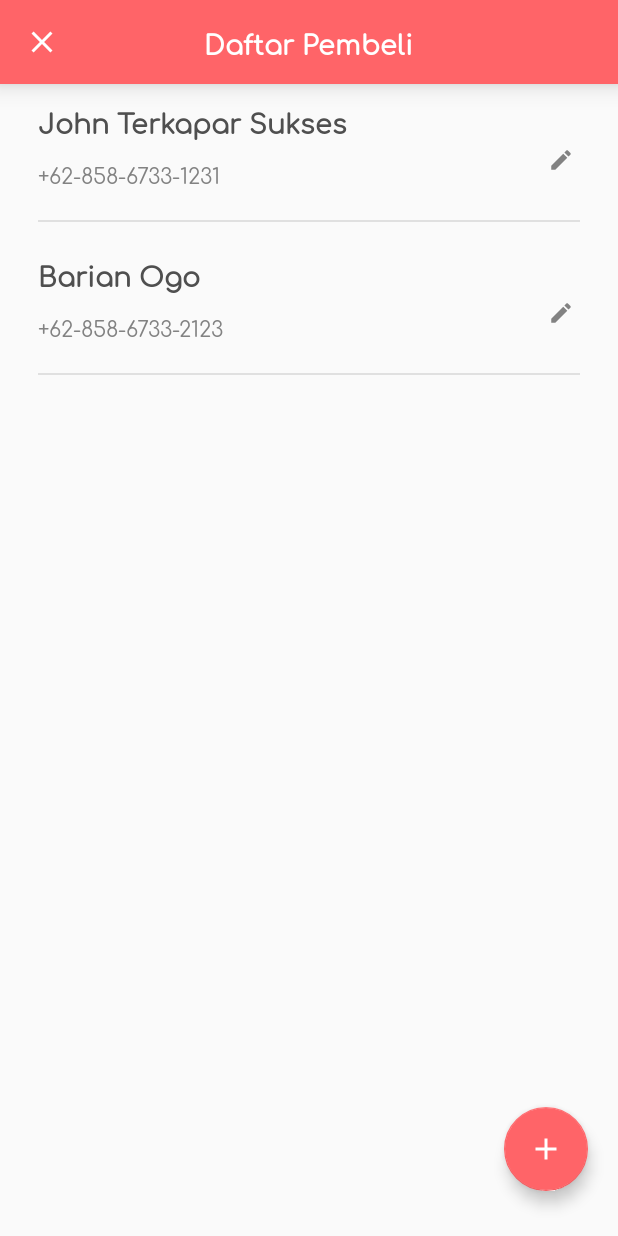
After one commit to ajirea/safarea-project, an Android app: the BuyerActivity screen opened directly, with no data from a screen before it, on a phone screen of 412 x 824 dp. The commit adds this screen. Run offline under Robolectric (Android 15) with nearby library versions, the phone set to English and light mode, and no system bars.

Commit message:
BuyerActivity: Daftar pembeli

```diff
--- a/app/build.gradle
+++ b/app/build.gradle
@@ -39,4 +39,10 @@ dependencies {
     // Java language implementation
     implementation "androidx.navigation:navigation-fragment:$nav_version"
     implementation "androidx.navigation:navigation-ui:$nav_version"
+
+    // recyclerview
+    implementation "androidx.recyclerview:recyclerview:1.1.0"
+    // For control over item selection of both touch and mouse driven selection
+    implementation "androidx.recyclerview:recyclerview-selection:1.1.0-beta01"
+    // endrecyclerview
 }
--- a/app/src/main/AndroidManifest.xml
+++ b/app/src/main/AndroidManifest.xml
@@ -9,7 +9,8 @@
         android:roundIcon="@mipmap/ic_launcher_round"
         android:supportsRtl="true"
         android:theme="@style/AppTheme">
-        <activity android:name=".SettingActivity"></activity>
+        <activity android:name=".BuyerActivity"></activity>
+        <activity android:name=".SettingActivity" />
         <activity android:name=".LoginActivity" />
         <activity android:name=".MainActivity">
             <intent-filter>
--- /dev/null
+++ b/app/src/main/java/my/id/satria/safarea/BuyerActivity.java
@@ -0,0 +1,60 @@
+package my.id.satria.safarea;
+
+import androidx.appcompat.app.AppCompatActivity;
+import androidx.recyclerview.widget.LinearLayoutManager;
+import androidx.recyclerview.widget.RecyclerView;
+import my.id.satria.safarea.adapters.BuyerListAdapter;
+import my.id.satria.safarea.data.BuyerItem;
+import my.id.satria.safarea.helpers.ToolbarHelper;
+
+import android.os.Bundle;
+
+import java.util.ArrayList;
+
+public class BuyerActivity extends AppCompatActivity {
+
+    private ToolbarHelper toolbarHelper;
+    private RecyclerView mRecyclerView;
+    private RecyclerView.Adapter mAdapter;
+    private RecyclerView.LayoutManager mLayoutManager;
+
+    @Override
+    protected void onCreate(Bundle savedInstanceState) {
+        super.onCreate(savedInstanceState);
+        setContentView(R.layout.activity_buyer);
+
+        // atur custom toolbar
+        toolbarHelper = new ToolbarHelper(this);
+        toolbarHelper.initToolbar();
+
+        // recyclerview buyer
+        mRecyclerView = findViewById(R.id.buyerListRecyclerView);
+        mLayoutManager = new LinearLayoutManager(this);
+        mAdapter = new BuyerListAdapter(exampleBuyerData());
+
+        mRecyclerView.setLayoutManager(mLayoutManager);
+        mRecyclerView.setAdapter(mAdapter);
+    }
+
+    @Override
+    public boolean onSupportNavigateUp() {
+        onBackPressed();
+        return super.onSupportNavigateUp();
+    }
+
+    /**
+     * Contoh data untuk pembeli
+     * @return ArrayList<BuyerItem>
+     */
+    private ArrayList<BuyerItem> exampleBuyerData() {
+        ArrayList<BuyerItem> exBuyers = new ArrayList<>();
+
+        BuyerItem buyer1 = new BuyerItem(1, 1, "John Terkapar Sukses", "+62-858-6733-1231");
+        BuyerItem buyer2 = new BuyerItem(1, 1, "Barian Ogo", "+62-858-6733-2123");
+
+        exBuyers.add(buyer1);
+        exBuyers.add(buyer2);
+
+        return exBuyers;
+    }
+}
--- /dev/null
+++ b/app/src/main/java/my/id/satria/safarea/adapters/BuyerListAdapter.java
@@ -0,0 +1,60 @@
+package my.id.satria.safarea.adapters;
+
+import android.view.LayoutInflater;
+import android.view.View;
+import android.view.ViewGroup;
+import android.widget.ImageButton;
+import android.widget.TextView;
+
+import java.util.ArrayList;
+
+import androidx.annotation.NonNull;
+import androidx.recyclerview.widget.RecyclerView;
+import my.id.satria.safarea.R;
+import my.id.satria.safarea.data.BuyerItem;
+
+public class BuyerListAdapter extends RecyclerView.Adapter<BuyerListAdapter.BuyerItemViewHolder> {
+
+    private ArrayList<BuyerItem> buyerList;
+
+    public static class BuyerItemViewHolder extends RecyclerView.ViewHolder {
+
+        public TextView textBuyerName;
+        public TextView textBuyerPhoneNumber;
+        public ImageButton btnEdit;
+
+        public BuyerItemViewHolder(@NonNull View itemView) {
+            super(itemView);
+            textBuyerName = itemView.findViewById(R.id.textBuyerName);
+            textBuyerPhoneNumber = itemView.findViewById(R.id.textBuyerPhoneNumber);
+            btnEdit = itemView.findViewById(R.id.btnEdit);
+        }
+    }
+
+    public BuyerListAdapter(ArrayList<BuyerItem> bList) {
+        buyerList = bList;
+    }
+
+    @NonNull
+    @Override
+    public BuyerItemViewHolder onCreateViewHolder(@NonNull ViewGroup parent, int viewType) {
+        View view = LayoutInflater.from(parent.getContext()).inflate(
+                R.layout.buyer_list_item, parent, false
+        );
+        BuyerItemViewHolder bivh = new BuyerItemViewHolder(view);
+
+        return bivh;
+    }
+
+    @Override
+    public void onBindViewHolder(@NonNull BuyerItemViewHolder holder, int position) {
+        BuyerItem buyer = buyerList.get(holder.getAdapterPosition());
+        holder.textBuyerName.setText(buyer.getName());
+        holder.textBuyerPhoneNumber.setText(buyer.getPhone());
+    }
+
+    @Override
+    public int getItemCount() {
+        return buyerList.size();
+    }
+}
--- /dev/null
+++ b/app/src/main/java/my/id/satria/safarea/data/BuyerItem.java
@@ -0,0 +1,67 @@
+package my.id.satria.safarea.data;
+
+import java.sql.Date;
+
+/**
+ * Kelas data untuk pembeli item
+ */
+public class BuyerItem {
+    private Integer id, user_id;
+    private String name, phone;
+    private Date created_at, deleted_at;
+
+    public BuyerItem(Integer id, Integer user_id, String name, String phone) {
+        this.id = id;
+        this.user_id = id;
+        this.name = name;
+        this.phone = phone;
+    }
+
+    public int getId() {
+        return id;
+    }
+
+    public void setId(int id) {
+        this.id = id;
+    }
+
+    public int getUser_id() {
+        return user_id;
+    }
+
+    public void setUser_id(int user_id) {
+        this.user_id = user_id;
+    }
+
+    public String getName() {
+        return name;
+    }
+
+    public void setName(String name) {
+        this.name = name;
+    }
+
+    public String getPhone() {
+        return phone;
+    }
+
+    public void setPhone(String phone) {
+        this.phone = phone;
+    }
+
+    public Date getCreated_at() {
+        return created_at;
+    }
+
+    public void setCreated_at(Date created_at) {
+        this.created_at = created_at;
+    }
+
+    public Date getDeleted_at() {
+        return deleted_at;
+    }
+
+    public void setDeleted_at(Date deleted_at) {
+        this.deleted_at = deleted_at;
+    }
+}
--- a/app/src/main/java/my/id/satria/safarea/fragments/SettingPasswordFragment.java
+++ b/app/src/main/java/my/id/satria/safarea/fragments/SettingPasswordFragment.java
@@ -30,7 +30,7 @@ public class SettingPasswordFragment extends Fragment {
     public View onCreateView(LayoutInflater inflater, ViewGroup container,
                              Bundle savedInstanceState) {
         // Inflate the layout for this fragment
-        View view = inflater.inflate(R.layout.fragment_setting_address, container, false);
+        View view = inflater.inflate(R.layout.fragment_setting_password, container, false);
 
         // atur fragment agar memiliki akses ke toolbar
         setHasOptionsMenu(true);
--- /dev/null
+++ b/app/src/main/java/my/id/satria/safarea/helpers/ToolbarHelper.java
@@ -0,0 +1,49 @@
+package my.id.satria.safarea.helpers;
+
+import android.widget.TextView;
+
+import androidx.appcompat.app.AppCompatActivity;
+import androidx.appcompat.widget.Toolbar;
+import my.id.satria.safarea.R;
+
+/**
+ * Kelas bantuan untuk mengaktifkan kastem toolbar atau actionbar
+ */
+public class ToolbarHelper {
+
+    private Toolbar toolbarMenu;
+    private TextView toolbarTitle;
+    private AppCompatActivity root;
+
+    /**
+     * Konstruktor
+     * @param root AppCompatActivity
+     */
+    public ToolbarHelper(AppCompatActivity root) {
+        this.root = root;
+    }
+
+    /**
+     * Atur custom toolbar
+     */
+    public void initToolbar() {
+        toolbarMenu = root.findViewById(R.id.toolbarMenu);
+        root.setSupportActionBar(toolbarMenu);
+
+        if(root.getSupportActionBar() != null) {
+            root.getSupportActionBar().setHomeAsUpIndicator(R.drawable.ic_close_black_24dp);
+            root.getSupportActionBar().setDisplayHomeAsUpEnabled(true);
+            root.getSupportActionBar().setDisplayShowTitleEnabled(false);
+        }
+
+        toolbarTitle = toolbarMenu.findViewById(R.id.toolbar_title);
+        toolbarTitle.setText(root.getString(R.string.text_buyer_lists));
+    }
+
+    public void setToolbarTitle(String title) {
+        toolbarTitle.setText(title);
+    }
+
+
+
+}
--- /dev/null
+++ b/app/src/main/res/drawable/btn_icon.xml
@@ -0,0 +1,8 @@
+<?xml version="1.0" encoding="utf-8"?>
+<selector xmlns:android="http://schemas.android.com/apk/res/android">
+    <item>
+        <shape>
+            <solid android:color="@android:color/transparent" />
+        </shape>
+    </item>
+</selector>
--- /dev/null
+++ b/app/src/main/res/drawable/ic_edit_gray_17dp.xml
@@ -0,0 +1,5 @@
+<vector android:height="17dp" android:tint="#828282"
+    android:viewportHeight="24.0" android:viewportWidth="24.0"
+    android:width="17dp" xmlns:android="http://schemas.android.com/apk/res/android">
+    <path android:fillColor="#FF000000" android:pathData="M3,17.25V21h3.75L17.81,9.94l-3.75,-3.75L3,17.25zM20.71,7.04c0.39,-0.39 0.39,-1.02 0,-1.41l-2.34,-2.34c-0.39,-0.39 -1.02,-0.39 -1.41,0l-1.83,1.83 3.75,3.75 1.83,-1.83z"/>
+</vector>
--- /dev/null
+++ b/app/src/main/res/layout/activity_buyer.xml
@@ -0,0 +1,37 @@
+<?xml version="1.0" encoding="utf-8"?>
+<androidx.coordinatorlayout.widget.CoordinatorLayout xmlns:android="http://schemas.android.com/apk/res/android"
+    xmlns:app="http://schemas.android.com/apk/res-auto"
+    xmlns:tools="http://schemas.android.com/tools"
+    android:layout_width="match_parent"
+    android:layout_height="match_parent"
+    tools:context=".BuyerActivity">
+
+    <LinearLayout
+        android:layout_width="match_parent"
+        android:layout_height="match_parent"
+        android:orientation="vertical">
+        <include layout="@layout/toolbar_menu"/>
+
+        <androidx.recyclerview.widget.RecyclerView
+            android:id="@+id/buyerListRecyclerView"
+            android:layout_width="match_parent"
+            android:layout_height="0dp"
+            android:layout_weight="1"
+            android:scrollbars="vertical"
+            />
+
+    </LinearLayout>
+
+    <com.google.android.material.floatingactionbutton.FloatingActionButton
+        android:id="@+id/floatingActionButton"
+        android:layout_width="match_parent"
+        android:layout_height="wrap_content"
+        android:clickable="true"
+        android:focusable="auto"
+        android:layout_gravity="bottom|end"
+        android:layout_marginRight="20dp"
+        android:layout_marginEnd="20dp"
+        android:layout_marginBottom="30dp"
+        app:srcCompat="@drawable/ic_add_white_24dp" />
+
+</androidx.coordinatorlayout.widget.CoordinatorLayout>
--- /dev/null
+++ b/app/src/main/res/layout/buyer_list_item.xml
@@ -0,0 +1,43 @@
+<?xml version="1.0" encoding="utf-8"?>
+<RelativeLayout xmlns:android="http://schemas.android.com/apk/res/android"
+    xmlns:tools="http://schemas.android.com/tools"
+    xmlns:app="http://schemas.android.com/apk/res-auto"
+    android:orientation="vertical" android:layout_width="match_parent"
+    android:layout_height="wrap_content"
+    android:layout_marginTop="10dp"
+    android:layout_marginLeft="25dp"
+    android:layout_marginRight="25dp"
+    android:layout_marginBottom="10dp">
+
+    <TextView
+        android:id="@+id/textBuyerName"
+        android:layout_width="wrap_content"
+        android:layout_height="wrap_content"
+        tools:text="Tenang Salawasna"
+        style="@style/TextViewTitle" />
+
+    <TextView
+        android:id="@+id/textBuyerPhoneNumber"
+        android:layout_width="wrap_content"
+        android:layout_height="wrap_content"
+        tools:text="+62-858-6733-1231"
+        android:layout_below="@+id/textBuyerName"/>
+
+    <ImageButton
+        android:id="@+id/btnEdit"
+        android:contentDescription="@string/text_edit_buyer"
+        android:layout_width="25dp"
+        android:layout_height="25dp"
+        android:layout_alignParentEnd="true"
+        android:layout_alignParentRight="true"
+        android:layout_centerVertical="true"
+        android:background="@drawable/btn_icon"
+        app:srcCompat="@drawable/ic_edit_gray_17dp" />
+
+    <View
+        android:layout_width="match_parent"
+        android:layout_height="1dp"
+        android:layout_marginTop="20dp"
+        android:background="@color/colorGray5"
+        android:layout_below="@+id/textBuyerPhoneNumber"/>
+</RelativeLayout>
--- a/app/src/main/res/layout/toolbar_menu.xml
+++ b/app/src/main/res/layout/toolbar_menu.xml
@@ -8,6 +8,7 @@
     android:layout_width="match_parent"
     android:layout_height="wrap_content"
     app:popupTheme="@style/ThemeOverlay.AppCompat.Light"
+    android:elevation="10dp"
     style="@style/ToolbarTheme">
 
     <TextView
--- a/app/src/main/res/values/strings.xml
+++ b/app/src/main/res/values/strings.xml
@@ -16,4 +16,6 @@
 
     <!-- TODO: Remove or change this placeholder text -->
     <string name="hello_blank_fragment">Hello blank fragment</string>
+    <string name="text_buyer_lists">Daftar Pembeli</string>
+    <string name="text_edit_buyer">Ubah Pembeli</string>
 </resources>
--- a/app/src/main/res/values/styles.xml
+++ b/app/src/main/res/values/styles.xml
@@ -5,13 +5,14 @@
         <!-- Customize your theme here. -->
         <item name="colorPrimary">@color/colorPrimary</item>
         <item name="colorPrimaryDark">@color/colorPrimaryDark</item>
-        <item name="colorAccent">@color/colorAccent</item>
+        <item name="colorAccent">@color/colorPrimary</item>
         <item name="colorControlNormal">@color/colorGray5</item>
         <item name="colorControlActivated">@color/colorPrimary</item>
         <item name="colorControlHighlight">@color/colorPrimary</item>
         <item name="android:textColorTertiary">@color/colorGray3</item>
         <item name="android:fontFamily">@font/comfortaa</item>
         <item name="android:textColorPrimary">@color/colorGray2</item>
+        <item name="android:textSize">14sp</item>
     </style>
 
     <style name="ToolBarTitle" parent="android:Widget.TextView">
@@ -58,4 +59,11 @@
         <item name="android:paddingBottom">3dp</item>
     </style>
 
+    <style name="TextViewTitle">
+        <item name="android:layout_marginBottom">10dp</item>
+        <item name="android:textColor">@color/colorGray2</item>
+        <item name="android:textSize">18sp</item>
+        <item name="android:textStyle">bold</item>
+    </style>
+
 </resources>
```
Also changed, not shown: app/src/main/java/my/id/satria/safarea/MainActivity.java (+6 -1 lines), app/src/main/java/my/id/satria/safarea/SettingActivity.java (+5 -16 lines), app/src/main/res/layout/activity_login.xml (+10 -10 lines), app/src/main/res/layout/activity_main.xml (+11 -9 lines).
